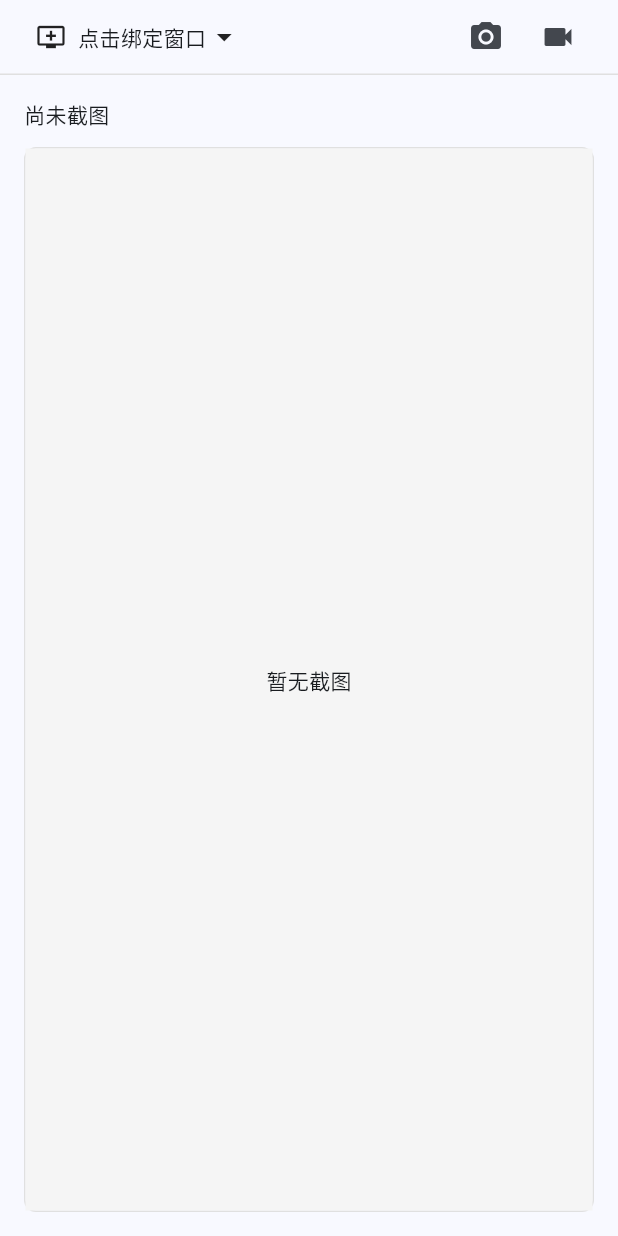
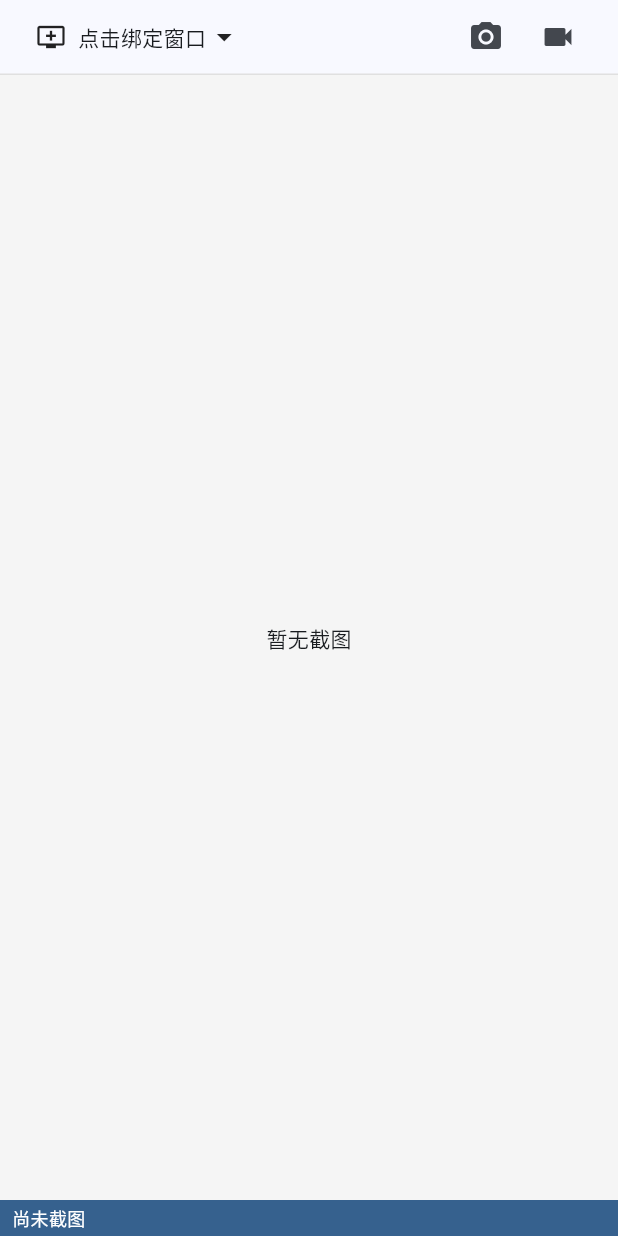
Before and after one commit to wzhfeianei/gamemapstool, a Flutter app: the screen it shows after launch, on a phone screen of 412 x 824 dp. Run offline on Flutter 3.47's test engine with Material 3 defaults, Android fonts, the phone set to English and light mode, and no system bars.

Commit message:
fix(capture_page): 修复缩进和重构状态栏显示
- 修正多处代码缩进不一致问题，统一使用两个空格
- 将状态文本显示重构为独立的状态栏组件，提升代码可维护性
- 将错误信息显示从预览区域分离，改为叠加显示，避免布局冲突
- 优化图像预览区域背景色和布局结构

```diff
--- a/lib/pages/capture_page.dart
+++ b/lib/pages/capture_page.dart
@@ -617,6 +617,24 @@ class _CapturePageState extends State<CapturePage> {
 
   final ValueNotifier<bool> _loadingNotifier = ValueNotifier(false);
 
+  Widget _buildStatusBar(String statusText) {
+    return Container(
+      height: 24,
+      padding: const EdgeInsets.symmetric(horizontal: 8),
+      decoration: BoxDecoration(color: Theme.of(context).primaryColor),
+      child: Row(
+        children: [
+          Expanded(
+            child: Text(
+              statusText,
+              style: const TextStyle(color: Colors.white, fontSize: 12),
+            ),
+          ),
+        ],
+      ),
+    );
+  }
+
   @override
   Widget build(BuildContext context) {
     String statusText = '尚未截图';
@@ -657,7 +675,11 @@ class _CapturePageState extends State<CapturePage> {
                     child: Row(
                       children: [
                         if (_selectedProcess?.iconBytes != null)
-                          Image.memory(_selectedProcess!.iconBytes!, width: 20, height: 20)
+                          Image.memory(
+                            _selectedProcess!.iconBytes!,
+                            width: 20,
+                            height: 20,
+                          )
                         else
                           const Icon(Icons.add_to_queue, size: 20),
                         const SizedBox(width: 8),
@@ -691,39 +713,38 @@ class _CapturePageState extends State<CapturePage> {
             ),
           ),
 
+          // Image Preview Area
           Expanded(
-            child: Padding(
-              padding: const EdgeInsets.all(16),
-              child: Column(
+            child: Stack(
               children: [
-                  Row(children: [Expanded(child: Text(statusText))]),
-                  if (_errorMessage != null) ...[
-                    const SizedBox(height: 8),
-                    Align(
-                      alignment: Alignment.centerLeft,
+                Container(
+                  color: Colors.black87,
+                  width: double.infinity,
+                  child: _buildImagePreview(),
+                ),
+                if (_errorMessage != null)
+                  Positioned(
+                    top: 16,
+                    left: 16,
+                    right: 16,
+                    child: Container(
+                      padding: const EdgeInsets.all(8),
+                      decoration: BoxDecoration(
+                        color: Colors.red.withOpacity(0.8),
+                        borderRadius: BorderRadius.circular(4),
+                      ),
                       child: Text(
                         _errorMessage!,
-                        style: TextStyle(
-                          color: Theme.of(context).colorScheme.error,
+                        style: const TextStyle(color: Colors.white),
                       ),
-                      ),
-                    ),
-                  ],
-                  const SizedBox(height: 12),
-                  Expanded(
-                    child: Container(
-                      width: double.infinity,
-                      decoration: BoxDecoration(
-                        border: Border.all(color: Colors.grey.shade300),
-                        borderRadius: BorderRadius.circular(8),
-                      ),
-                      child: _buildImagePreview(),
                     ),
                   ),
               ],
             ),
           ),
-          ),
+
+          // Status Bar
+          _buildStatusBar(statusText),
         ],
       ),
     );
```
Lines whose indentation alone changed are shown as unchanged.
